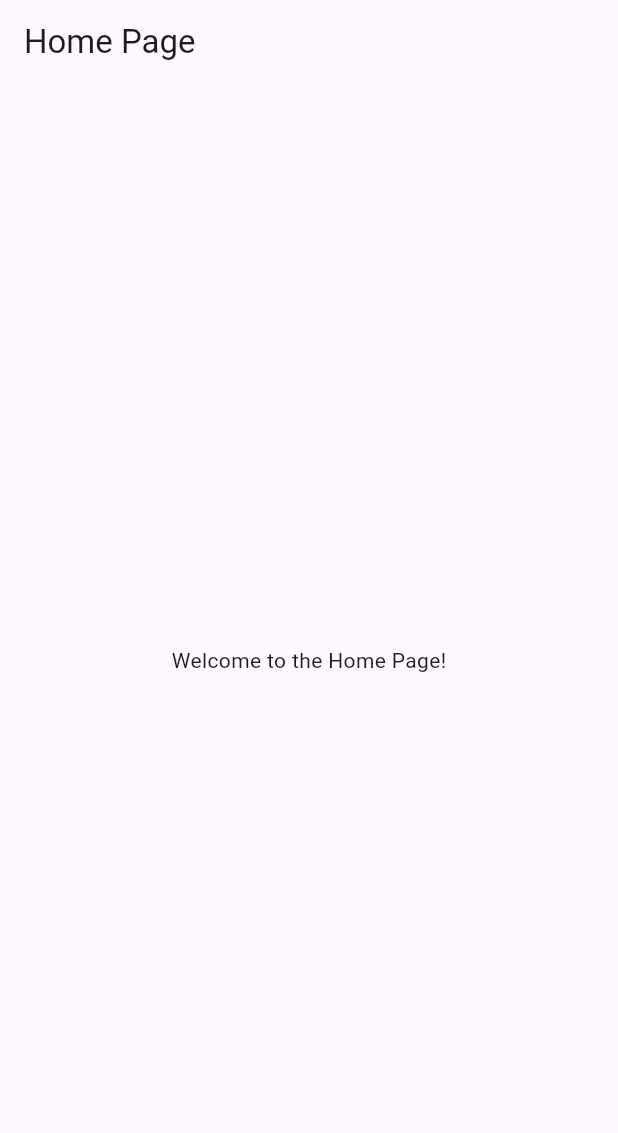
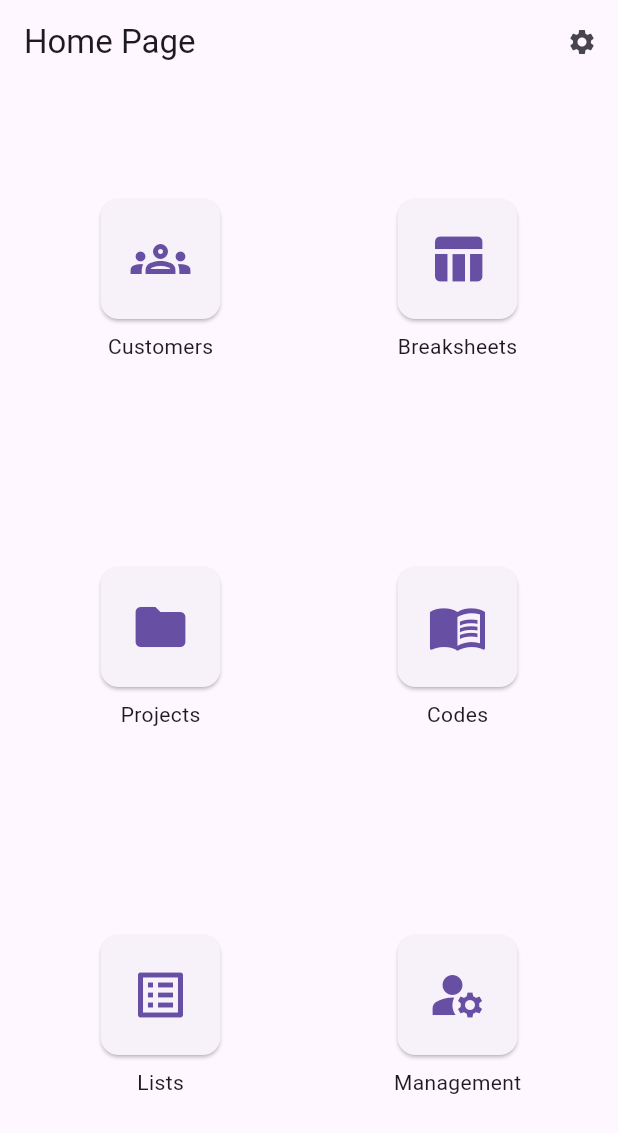
Before and after one commit to TightBlubber/inspections_app, a Flutter app: the screen it shows after launch, on a phone screen of 412 x 824 dp. Shown: the top 1133 px of the screen. Run offline on Flutter 3.47's test engine with Material 3 defaults, Android fonts, the phone set to English and light mode, and no system bars.

Commit message:
initital_commit

```diff
--- a/lib/main.dart
+++ b/lib/main.dart
@@ -24,10 +24,60 @@ class HomePage extends StatelessWidget {
     return Scaffold(
       appBar: AppBar(
         title: const Text('Home Page'),
+        actions: [
+          IconButton(
+            icon: const Icon(Icons.settings, size: 20),
+            onPressed: () {},
+          ),
+        ]
       ),
-      body: const Center(
-        child: Text('Welcome to the Home Page!'),
-      ),
+      body: LayoutBuilder(
+        builder: (context, constraints) {
+          final itemHeight = (constraints.maxHeight - 80) / 3;
+          final itemWidth = (constraints.maxWidth - 48) / 2;
+          final aspectRatio = itemWidth / itemHeight;
+
+          return Padding(
+            padding: const EdgeInsets.all(16.0),
+            child: GridView.count(
+              crossAxisCount: 2,
+              crossAxisSpacing: 16,
+              mainAxisSpacing: 16,
+              childAspectRatio: aspectRatio,
+              physics: const NeverScrollableScrollPhysics(),
+              children: [
+                _buildIconButton(Icons.groups_outlined, "Customers"),
+                _buildIconButton(Icons.table_chart, "Breaksheets"),
+                _buildIconButton(Icons.folder, "Projects"),
+                _buildIconButton(Icons.menu_book, "Codes"),
+                _buildIconButton(Icons.list_alt, "Lists"),
+                _buildIconButton(Icons.manage_accounts, "Management"),
+              ]
+            )
+          );
+        }
+      )
+
+    );
+  }
+
+  Widget _buildIconButton(IconData icon, String label) {
+    return Column(
+      mainAxisAlignment: MainAxisAlignment.center,
+      children: [
+        ElevatedButton(
+          onPressed: () {},
+          style: ElevatedButton.styleFrom(
+            padding: const EdgeInsets.all(20),
+            shape: RoundedRectangleBorder(
+              borderRadius: BorderRadius.circular(12),
+            ),
+          ),
+          child: Icon(icon, size: 40)
+        ),
+        const SizedBox(height: 8),
+        Text(label, style: const TextStyle(fontSize: 14)),
+      ],
     );
   }
 }
```
Also changed, not shown: lib/pages/home_page.dart (added).
